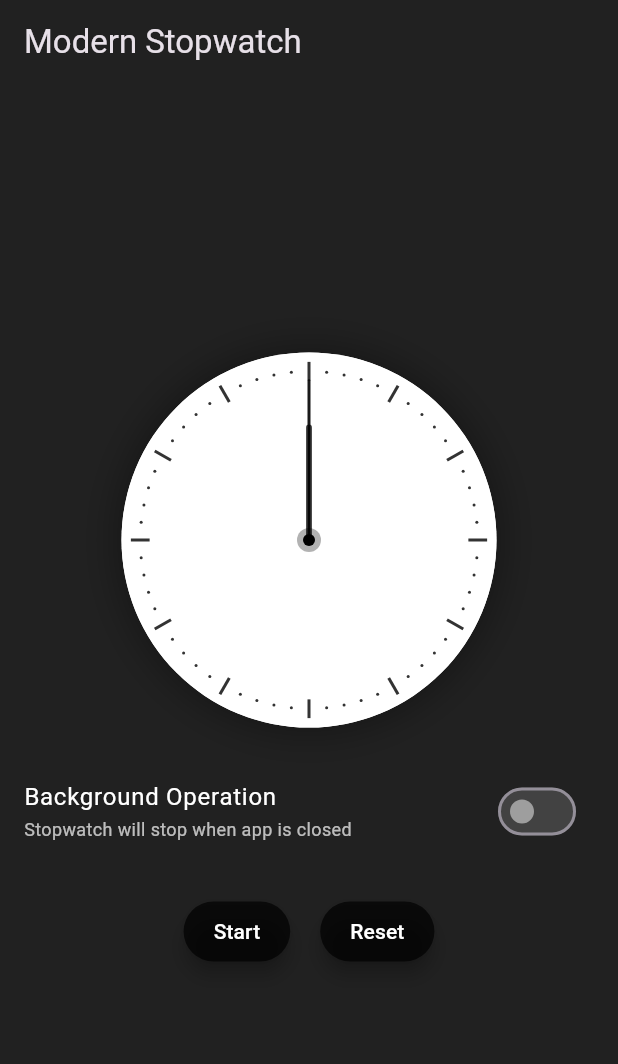
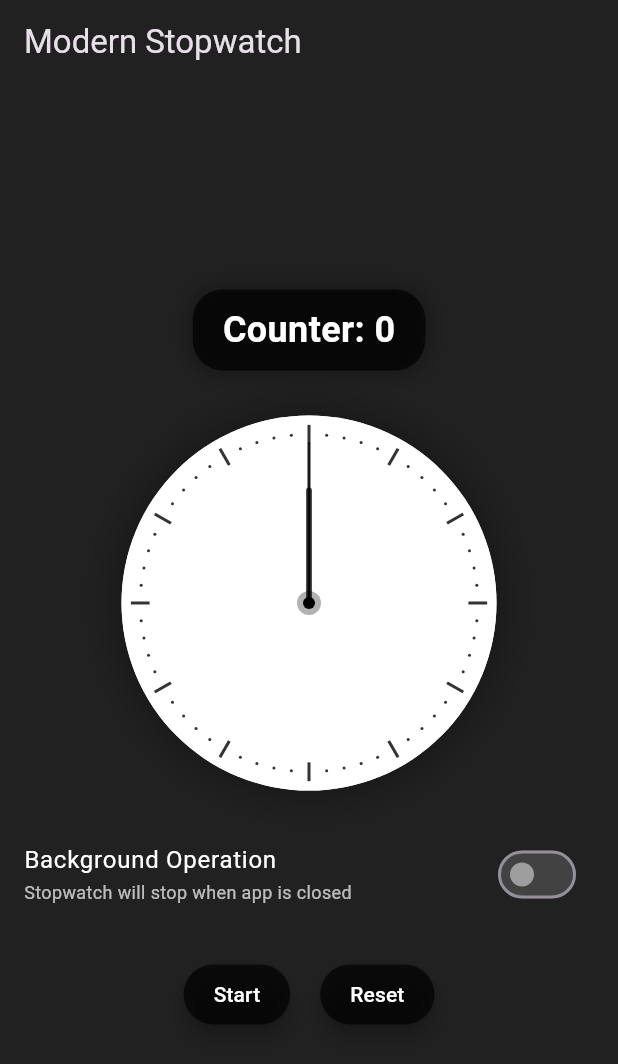
Before and after one commit to mustafasteadfast/clocky, a Flutter app: the screen it shows after launch, after a tap on "Background Operation", on a phone screen of 412 x 824 dp. Shown: the top 1064 px of the screen. Run offline on Flutter 3.47's test engine with Material 3 defaults, Android fonts, the phone set to English and light mode, and no system bars; our stand-ins replace firebase_core, firebase_messaging, flutter_bloc, flutter_local_notifications, shared_preferences; missing offline and left inert: flutter_background_service, flutter_background_service_android, onesignal_flutter; accounts and stored records are empty.

Commit message:
Add Firebase integration and background service functionality
- Introduced Firebase configuration with necessary dependencies for analytics, messaging, and core services.
- Implemented background service using flutter_background_service to manage stopwatch and counter operations.
- Enhanced main.dart to initialize Firebase and set up notification handling.
- Updated README.md to provide a comprehensive guide on implementing background services in Flutter.
- Added new files for Firebase options and messaging service handling.
- Ensured proper state management with SharedPreferences for counter values and service state persistence.

```diff
--- a/lib/main.dart
+++ b/lib/main.dart
@@ -1,18 +1,47 @@
+import 'package:clocky/firebase_options.dart';
 import 'package:clocky/models/stopwatch_manager.dart';
+import 'package:clocky/services/firebase_msg.dart';
+import 'package:firebase_core/firebase_core.dart';
 import 'package:flutter/material.dart';
 import 'package:flutter_bloc/flutter_bloc.dart';
 import 'package:flutter_background_service/flutter_background_service.dart';
 import 'package:flutter_background_service_android/flutter_background_service_android.dart';
 import 'package:flutter_local_notifications/flutter_local_notifications.dart';
+import 'package:onesignal_flutter/onesignal_flutter.dart';
 import 'package:shared_preferences/shared_preferences.dart';
 import 'screens/stopwatch_screen.dart';
 import 'bloc/stopwatch_bloc.dart';
+
+// Add notification listener
+void setupNotificationListener() {
+  FlutterLocalNotificationsPlugin().initialize(
+    const InitializationSettings(
+      android: AndroidInitializationSettings('@mipmap/ic_launcher'),
+      iOS: DarwinInitializationSettings(),
+    ),
+    onDidReceiveNotificationResponse: (NotificationResponse response) async {
+      final prefs = await SharedPreferences.getInstance();
+      final counter = prefs.getInt('counter_value') ?? 0;
+      debugPrint('🔔 Notification Received! Counter was at: $counter 🔔');
+    },
+  );
+}
 
 void main() async {
   WidgetsFlutterBinding.ensureInitialized();
 
   // Setup notification channel before starting background service
   await setupNotificationChannel();
+  setupNotificationListener();
+
+  OneSignal.Debug.setLogLevel(OSLogLevel.verbose);
+  OneSignal.initialize("9f765128-330a-4140-a7fc-95c4fe665fac");
+
+  OneSignal.Notifications.requestPermission(true);
+
+  await Firebase.initializeApp(options: DefaultFirebaseOptions.currentPlatform);
+
+  await FirebaseMsg().initFCM();
 
   try {
     await initializeBackgroundService();
@@ -102,12 +131,17 @@ void onStart(ServiceInstance service) async {
   if (service is AndroidServiceInstance) {
     service.setForegroundNotificationInfo(
       title: "Clocky Running",
-      content: "Stopwatch is active in the background",
+      content: "Stopwatch and Counter are active in the background",
     );
     service.setAutoStartOnBootMode(true);
   }
 
   final stopwatchManager = StopwatchManager();
+  final prefs = await SharedPreferences.getInstance();
+  int counter = prefs.getInt('counter_value') ?? 0;
+  String? lastUpdateStr = prefs.getString('counter_last_update');
+  DateTime lastUpdate =
+      lastUpdateStr != null ? DateTime.parse(lastUpdateStr) : DateTime.now();
 
   // Load persisted state when service starts
   await stopwatchManager.loadState();
@@ -135,6 +169,8 @@ void onStart(ServiceInstance service) async {
     debugPrint('Background Service: Received stop service request');
     // Save state before stopping
     await stopwatchManager.saveState();
+    await prefs.setInt('counter_value', counter);
+    await prefs.setString('counter_last_update', lastUpdate.toIso8601String());
     try {
       await service.stopSelf();
       debugPrint('Background Service: Service stopped successfully');
@@ -147,9 +183,24 @@ void onStart(ServiceInstance service) async {
   try {
     debugPrint('Background Service: Starting main service loop');
     while (true) {
+      // Update counter every 2 seconds
+      final now = DateTime.now();
+      final difference = now.difference(lastUpdate).inSeconds;
+      if (difference >= 2) {
+        counter = (counter + 1) % 101;
+        if (counter == 0) counter = 1;
+        lastUpdate = now;
+        await prefs.setInt('counter_value', counter);
+        await prefs.setString(
+          'counter_last_update',
+          lastUpdate.toIso8601String(),
+        );
+        debugPrint('Background Service: Counter value: $counter');
+      }
+
       // Always send the current total time (including accumulated time)
       final totalSeconds = stopwatchManager.totalElapsedSeconds;
-      service.invoke('update', {'seconds': totalSeconds});
+      service.invoke('update', {'seconds': totalSeconds, 'counter': counter});
 
       // Periodically save state
       if (DateTime.now().second % 10 == 0) {
@@ -163,6 +214,8 @@ void onStart(ServiceInstance service) async {
     debugPrint('Background Service: Error in main loop: $e');
     // Save state before error
     await stopwatchManager.saveState();
+    await prefs.setInt('counter_value', counter);
+    await prefs.setString('counter_last_update', lastUpdate.toIso8601String());
     await service.stopSelf();
   }
 }
--- a/lib/screens/stopwatch_screen.dart
+++ b/lib/screens/stopwatch_screen.dart
@@ -3,6 +3,8 @@ import 'package:flutter_bloc/flutter_bloc.dart';
 import 'package:shared_preferences/shared_preferences.dart';
 import '../bloc/stopwatch_bloc.dart';
 import 'dart:math' as math;
+import 'dart:async';
+import 'package:flutter_background_service/flutter_background_service.dart';
 
 class StopwatchScreen extends StatefulWidget {
   @override
@@ -12,18 +14,45 @@ class StopwatchScreen extends StatefulWidget {
 class _StopwatchScreenState extends State<StopwatchScreen>
     with WidgetsBindingObserver {
   bool _bgOperation = false;
+  int _counter = 0;
+  Timer? _counterTimer;
+  final _service = FlutterBackgroundService();
 
   @override
   void initState() {
     super.initState();
     WidgetsBinding.instance.addObserver(this);
     _checkPermissionsAndLoadState();
+    _initializeCounter();
+    _setupBackgroundUpdates();
   }
 
   @override
   void dispose() {
     WidgetsBinding.instance.removeObserver(this);
+    _counterTimer?.cancel();
     super.dispose();
+  }
+
+  void _setupBackgroundUpdates() {
+    _service.on('update').listen((event) {
+      if (event != null) {
+        final counter = event['counter'] as int?;
+        if (counter != null) {
+          setState(() {
+            _counter = counter;
+          });
+        }
+      }
+    });
+  }
+
+  Future<void> _initializeCounter() async {
+    final prefs = await SharedPreferences.getInstance();
+    final savedCounter = prefs.getInt('counter_value') ?? 0;
+    setState(() {
+      _counter = savedCounter;
+    });
   }
 
   @override
@@ -85,6 +114,30 @@ class _StopwatchScreenState extends State<StopwatchScreen>
         child: Column(
           mainAxisAlignment: MainAxisAlignment.center,
           children: [
+            // Add the counter display
+            Container(
+              margin: EdgeInsets.only(bottom: 30),
+              padding: EdgeInsets.symmetric(horizontal: 20, vertical: 10),
+              decoration: BoxDecoration(
+                color: Colors.black.withOpacity(0.7),
+                borderRadius: BorderRadius.circular(20),
+                boxShadow: [
+                  BoxShadow(
+                    color: Colors.black.withOpacity(0.3),
+                    blurRadius: 10,
+                    spreadRadius: 2,
+                  ),
+                ],
+              ),
+              child: Text(
+                'Counter: $_counter',
+                style: TextStyle(
+                  color: Colors.white,
+                  fontSize: 24,
+                  fontWeight: FontWeight.bold,
+                ),
+              ),
+            ),
             BlocBuilder<StopwatchBloc, StopwatchState>(
               builder: (context, state) {
                 return StreamBuilder<int>(
--- /dev/null
+++ b/lib/services/firebase_msg.dart
@@ -0,0 +1,84 @@
+import 'package:firebase_messaging/firebase_messaging.dart';
+import 'package:flutter/foundation.dart';
+import 'package:shared_preferences/shared_preferences.dart';
+
+@pragma('vm:entry-point')
+Future<void> _firebaseMessagingBackgroundHandler(RemoteMessage message) async {
+  final prefs = await SharedPreferences.getInstance();
+  final counter = prefs.getInt('counter_value') ?? 0;
+
+  debugPrint(
+    '@@@@@@@@@@@@@@@@@@@@@ Background Notification Received @@@@@@@@@@@@@@@@@@@@@@@@@@@',
+  );
+  debugPrint('Title: ${message.notification?.title}');
+  debugPrint('Body: ${message.notification?.body}');
+  debugPrint('Data: ${message.data}');
+  debugPrint('Message ID: ${message.messageId}');
+  debugPrint('From: ${message.from}');
+  debugPrint('Sent Time: ${message.sentTime}');
+  debugPrint('TTL: ${message.ttl}');
+  debugPrint('🔔 Counter Value When Received: $counter 🔔');
+  debugPrint('🔔 __________________________ 🔔');
+}
+
+class FirebaseMsg {
+  final msgService = FirebaseMessaging.instance;
+
+  initFCM() async {
+    // Request notification permissions
+    NotificationSettings settings = await msgService.requestPermission(
+      alert: true,
+      badge: true,
+      sound: true,
+    );
+
+    // Get and log the token
+    String? token = await msgService.getToken();
+    debugPrint("Firebase Messaging Token: $token");
+
+    // Handle background messages
+    FirebaseMessaging.onBackgroundMessage(_firebaseMessagingBackgroundHandler);
+
+    // Handle foreground messages
+    FirebaseMessaging.onMessage.listen((RemoteMessage message) async {
+      final prefs = await SharedPreferences.getInstance();
+      final counter = prefs.getInt('counter_value') ?? 0;
+
+      debugPrint(
+        '@@@@@@@@@@@@@@@@@@@@@ Foreground Notification Received @@@@@@@@@@@@@@@@@@@@@@@@@@@',
+      );
+      debugPrint('Title: ${message.notification?.title}');
+      debugPrint('Body: ${message.notification?.body}');
+      debugPrint('Data: ${message.data}');
+      debugPrint('Message ID: ${message.messageId}');
+      debugPrint('From: ${message.from}');
+      debugPrint('Sent Time: ${message.sentTime}');
+      debugPrint('TTL: ${message.ttl}');
+      debugPrint('🔔 Counter Value When Received: $counter 🔔');
+    });
+
+    // Handle notification taps
+    FirebaseMessaging.onMessageOpenedApp.listen((RemoteMessage message) {
+      debugPrint(
+        '@@@@@@@@@@@@@@@@@@@@@ Notification Tapped @@@@@@@@@@@@@@@@@@@@@@@@@@@',
+      );
+      debugPrint('Title: ${message.notification?.title}');
+      debugPrint('Body: ${message.notification?.body}');
+      debugPrint('Data: ${message.data}');
+    });
+
+    // Handle initial notification when app is opened from terminated state
+    FirebaseMessaging.instance.getInitialMessage().then((
+      RemoteMessage? message,
+    ) {
+      if (message != null) {
+        debugPrint(
+          '@@@@@@@@@@@@@@@@@@@@@ Initial Notification (App Terminated) @@@@@@@@@@@@@@@@@@@@@@@@@@@',
+        );
+        debugPrint('Title: ${message.notification?.title}');
+        debugPrint('Body: ${message.notification?.body}');
+        debugPrint('Data: ${message.data}');
+      }
+    });
+  }
+}
--- a/pubspec.yaml
+++ b/pubspec.yaml
@@ -34,7 +34,11 @@ dependencies:
   flutter_background_service: ^5.1.0
   flutter_local_notifications: ^19.1.0
   shared_preferences: ^2.5.3
+  onesignal_flutter: ^5.3.0
   timezone: ^0.10.0
+  firebase_messaging: ^15.2.5
+  firebase_core: ^3.13.0
+  firebase_analytics: ^11.4.5
 
   # The following adds the Cupertino Icons font to your application.
   # Use with the CupertinoIcons class for iOS style icons.
```
Also changed, not shown: firebase.json (added), lib/firebase_options.dart (added), pubspec.lock, 8 other files.
